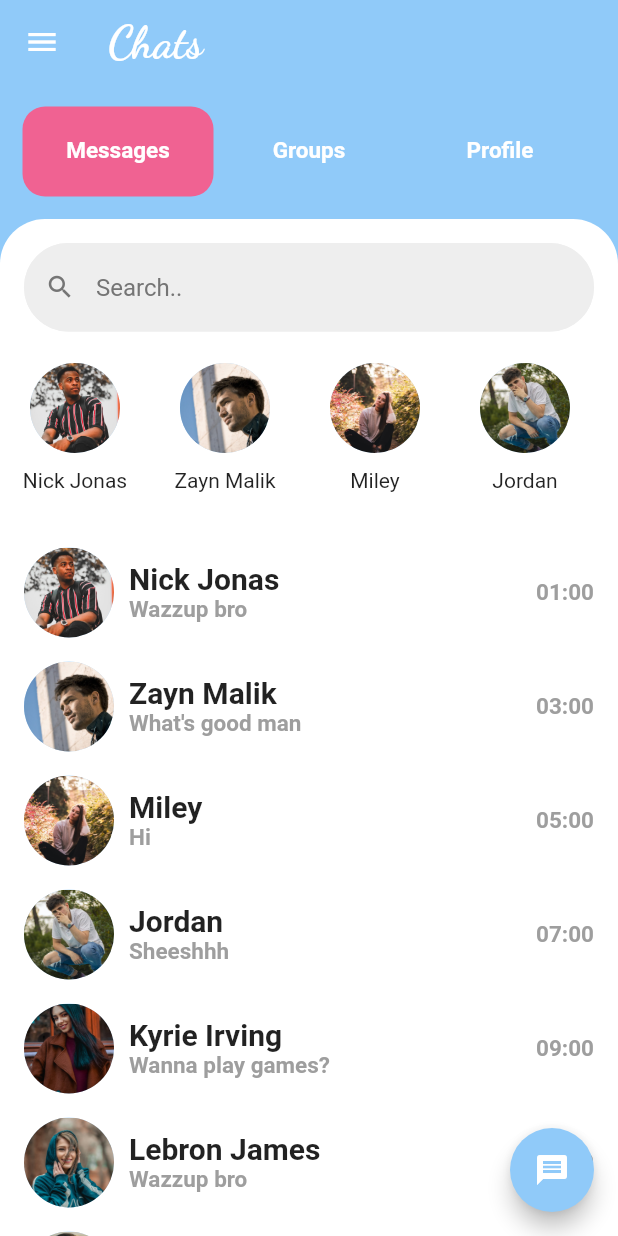
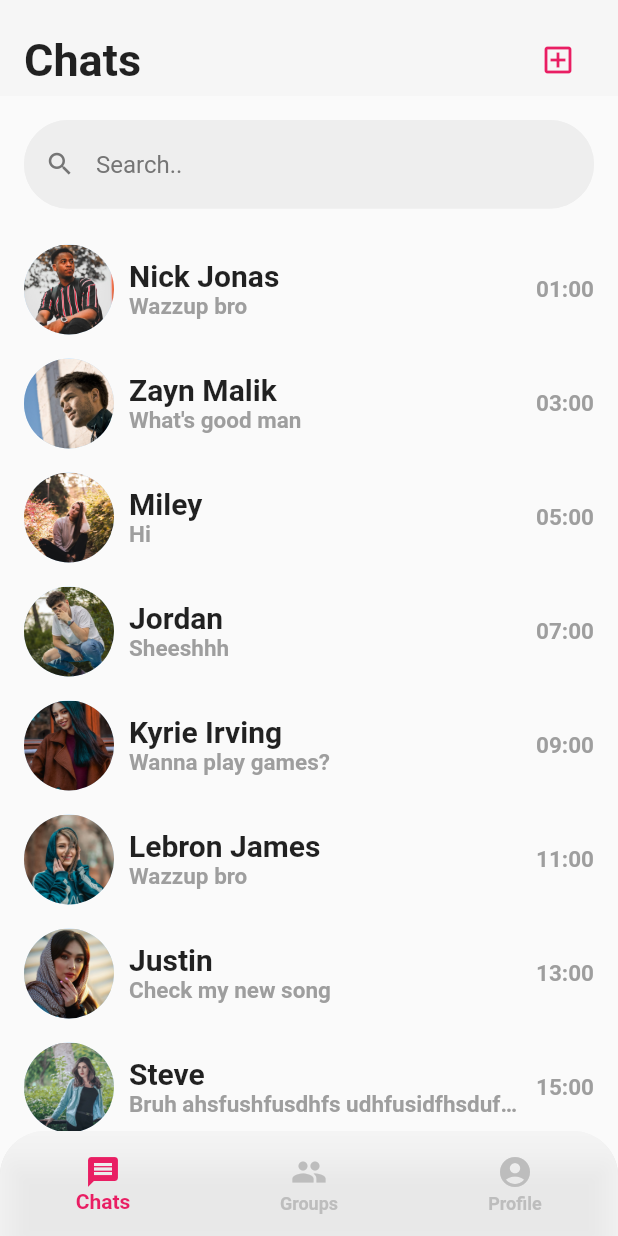
Before and after one commit to trongduc1509/chatapp, a Flutter app: the screen it shows after launch, on a phone screen of 412 x 824 dp. Run offline on Flutter 3.47's test engine with Material 2 defaults, Android fonts, the phone set to English and light mode, and no system bars; our stand-ins replace firebase_core, google_fonts; accounts and stored records are empty.

Commit message:
Back to old UI

```diff
--- a/lib/main.dart
+++ b/lib/main.dart
@@ -1,4 +1,4 @@
-import 'package:chatapp/screens/home_page.dart';
+import 'package:chatapp/screens/home_page_practice_UI.dart';
 import 'package:flutter/material.dart';
 import 'package:firebase_core/firebase_core.dart';
 import 'screens/screen.dart';
@@ -21,7 +21,9 @@ class MyApp extends StatelessWidget {
       theme: ThemeData(
         primaryColor: Theme.of(context).backgroundColor,
       ),
-      home: const HomePage(),
+      home: const HomeScreen(
+        title: 'TronD Chat',
+      ),
     );
   }
 }
--- a/lib/screens/home_page.dart
+++ b/lib/screens/home_page_practice_UI.dart
@@ -115,22 +115,15 @@ class _HomePageState extends State<HomePage> with TickerProviderStateMixin {
                             )),
                         SizedBox(
                           height: 120,
-                          child: Column(
-                              mainAxisAlignment: MainAxisAlignment.center,
-                              children: [
-                                Expanded(
                           child: ListView.builder(
                             scrollDirection: Axis.horizontal,
                             itemCount: tempList.length,
                             shrinkWrap: true,
-                                    itemBuilder: ((context, index) =>
-                                        RecentChatItem(
+                            itemBuilder: ((context, index) => RecentChatItem(
                                   image: tempList[index].avatar,
                                   name: tempList[index].name,
                                 )),
                           ),
-                                ),
-                              ]),
                         ),
                         Expanded(
                           child: ListView.builder(
--- a/lib/screens/screen.dart
+++ b/lib/screens/screen.dart
@@ -1,3 +1,3 @@
-export './home_page.dart';
+export 'home_page_practice_UI.dart';
 export './home_screen.dart';
 export './loading_screen.dart';
```
Lines whose indentation alone changed are shown as unchanged.
